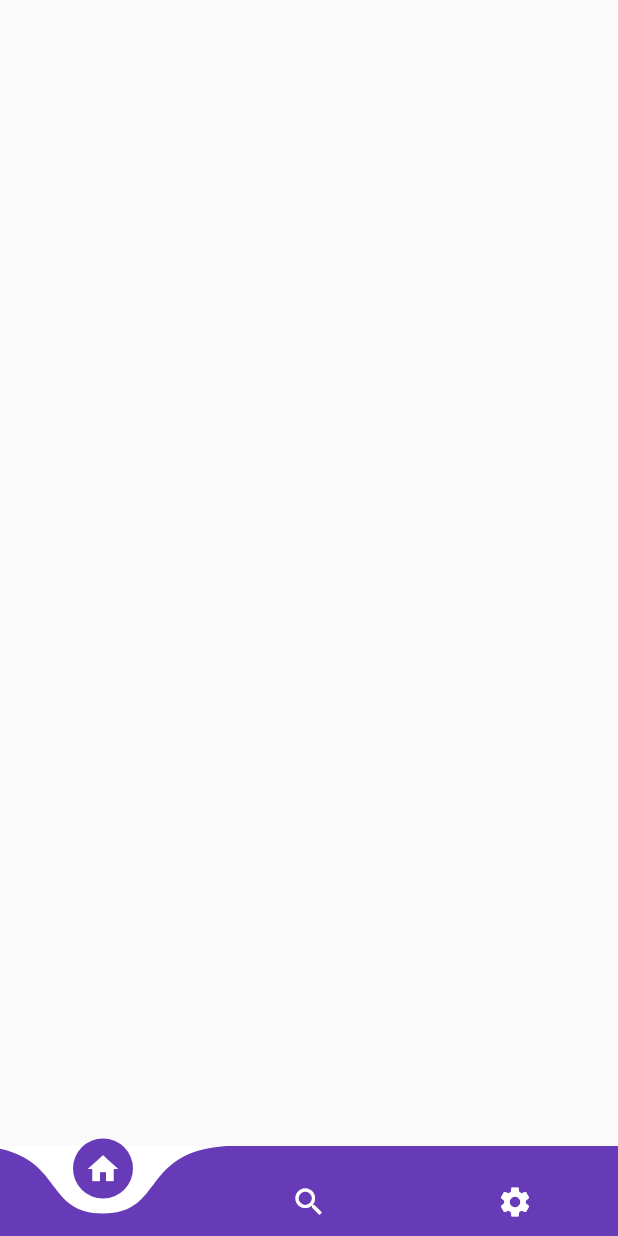
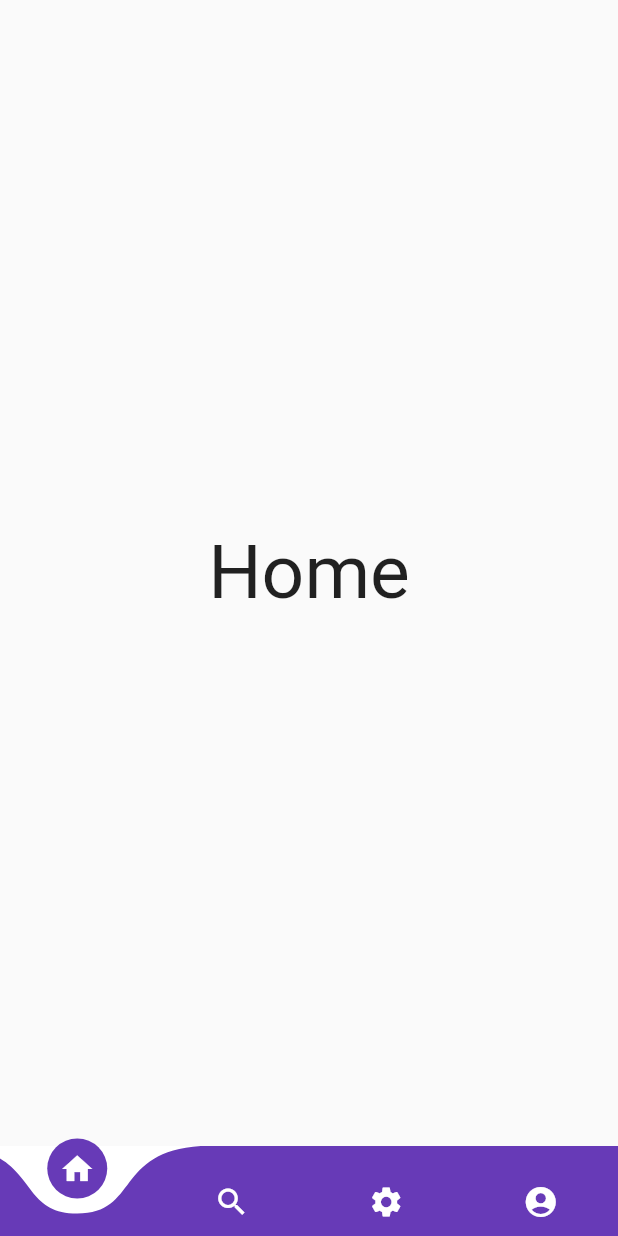
Before and after one commit to EzzEldinAbdUlHafiz/Tour-guide, a Flutter app: the screen it shows after launch, on a phone screen of 412 x 824 dp. Run offline on Flutter 3.47's test engine with Material 2 defaults, Android fonts, the phone set to English and light mode, and no system bars; drawn by our look-alikes of curved_navigation_bar; our stand-ins replace google_nav_bar.

Commit message:
commit-4

```diff
--- a/lib/Screens/components/navBar copy.dart
+++ b/lib/Screens/components/navBar copy.dart
@@ -1,6 +1,11 @@
 import 'package:curved_navigation_bar/curved_navigation_bar.dart';
 import 'package:flutter/material.dart';
 import 'package:google_nav_bar/google_nav_bar.dart';
+
+import '../page1.dart';
+import '../page2.dart';
+import '../page3.dart';
+import '../profileScreen.dart';
 
 class NavBarWidget2 extends StatefulWidget {
   const NavBarWidget2({super.key});
@@ -10,15 +15,32 @@ class NavBarWidget2 extends StatefulWidget {
 }
 
 class _NavBarWidget2State extends State<NavBarWidget2> {
+  int screenIndex = 0;
+
+  void selectScreen(int index) {
+    setState(() {
+      screenIndex = index;
+    });
+  }
+
+  final List<Widget> screens = [
+    Home(),
+    Search(),
+    Settings(),
+    Profile(),
+  ];
+
   @override
   Widget build(BuildContext context) {
     return Scaffold(
+      body: screens[screenIndex],
       bottomNavigationBar: CurvedNavigationBar(
         backgroundColor: Colors.white,
         animationDuration: Duration(milliseconds: 300),
         color: Colors.deepPurple,
         height: 60,
-        // onTap: ,
+        index: screenIndex,
+        onTap: selectScreen,
         items: [
           Icon(
             Icons.home,
@@ -32,6 +54,10 @@ class _NavBarWidget2State extends State<NavBarWidget2> {
             Icons.settings,
             color: Colors.white,
           ),
+          Icon(
+            Icons.account_circle,
+            color: Colors.white,
+          )
         ],
       ),
     );
--- /dev/null
+++ b/lib/Screens/page1.dart
@@ -0,0 +1,12 @@
+import 'package:flutter/material.dart';
+
+class Home extends StatelessWidget {
+  const Home({super.key});
+
+  @override
+  Widget build(BuildContext context) {
+    return Center(
+      child: Text('Home', style: TextStyle(fontSize: 50)),
+    );
+  }
+}
--- a/lib/Screens/welcomeScreen.dart
+++ b/lib/Screens/welcomeScreen.dart
@@ -11,7 +11,6 @@ class WelcomeScreen extends StatelessWidget {
   Widget build(BuildContext context) {
     return Scaffold(
       body: const WelcomeScreenWidget(),
-      bottomNavigationBar: NavBarWidget2(),
     );
   }
 }
--- a/lib/main.dart
+++ b/lib/main.dart
@@ -1,4 +1,5 @@
 import 'package:flutter/material.dart';
+import 'package:tutguide/Screens/homeScreen.dart';
 import 'Screens/loginScreen.dart';
 import 'Screens/welcomeScreen.dart';
 
@@ -14,7 +15,7 @@ class MyApp extends StatelessWidget {
       //debugShowCheckedModeBanner: false,
       title: 'Tut-Guide',
       theme: ThemeData(),
-      home: WelcomeScreen(),
+      home: HomeScreen(),
     );
   }
 }
```
Also changed, not shown: lib/Screens/homeScreen.dart (+19 -0 lines), lib/Screens/page2.dart (added, +12 -0 lines), lib/Screens/page3.dart (added, +12 -0 lines), lib/Screens/profileScreen.dart (+12 -0 lines).
